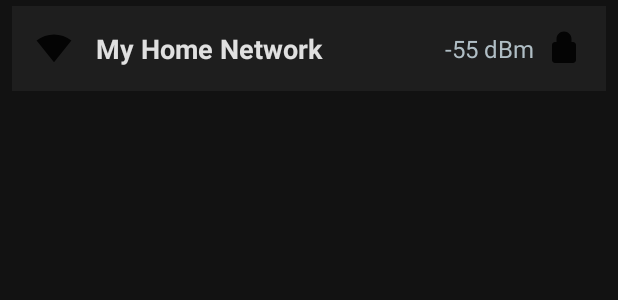
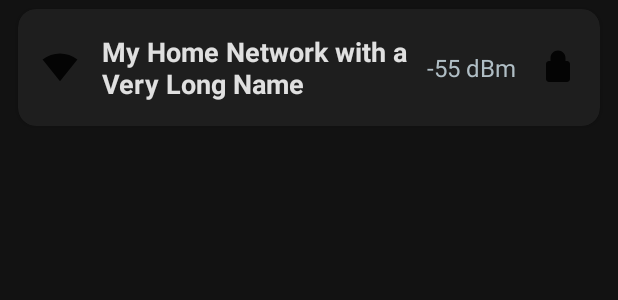
Before and after one commit to shobha-ai/Signal-Intel, an Android app: the layout list_item_wifi.xml on its own in the app's theme, with its tools: preview values and no code run, on a phone screen of 412 x 824 dp. Shown: the top 300 px of the screen. Run offline under Robolectric (Android 15) with nearby library versions, the phone set to English and light mode, and no system bars.

Commit message:
style: Implement professional dark theme with CardView UI

```diff
--- a/app/src/main/res/layout/list_item_wifi.xml
+++ b/app/src/main/res/layout/list_item_wifi.xml
@@ -1,17 +1,19 @@
 <?xml version="1.0" encoding="utf-8"?>
-<!-- This is a simplified, more compatible layout for a single list item. -->
-<FrameLayout
+<com.google.android.material.card.MaterialCardView
     xmlns:android="http://schemas.android.com/apk/res/android"
+    xmlns:app="http://schemas.android.com/apk/res-auto"
     xmlns:tools="http://schemas.android.com/tools"
     android:layout_width="match_parent"
     android:layout_height="wrap_content"
-    android:paddingHorizontal="8dp"
-    android:paddingVertical="4dp">
+    android:layout_marginHorizontal="12dp"
+    android:layout_marginVertical="6dp"
+    app:cardBackgroundColor="@color/surface_dark"
+    app:cardCornerRadius="12dp"
+    app:cardElevation="2dp">
 
     <RelativeLayout
         android:layout_width="match_parent"
         android:layout_height="wrap_content"
-        android:background="@color/surface_dark"
         android:padding="16dp">
 
         <ImageView
@@ -34,7 +36,7 @@
             android:id="@+id/signal_strength_text"
             android:layout_width="wrap_content"
             android:layout_height="wrap_content"
-            android:layout_marginEnd="8dp"
+            android:layout_marginEnd="16dp"
             android:layout_toStartOf="@id/security_icon"
             android:layout_centerVertical="true"
             android:textColor="@color/text_secondary_dark"
@@ -43,7 +45,7 @@
 
         <TextView
             android:id="@+id/network_name"
-            android:layout_width="0dp"
+            android:layout_width="match_parent"
             android:layout_height="wrap_content"
             android:layout_marginStart="16dp"
             android:layout_toEndOf="@id/wifi_icon"
@@ -52,7 +54,7 @@
             android:textColor="@color/text_primary_dark"
             android:textSize="18sp"
             android:textStyle="bold"
-            tools:text="My Home Network" />
+            tools:text="My Home Network with a Very Long Name" />
 
     </RelativeLayout>
-</FrameLayout>
+</com.google.android.material.card.MaterialCardView>
--- a/app/src/main/res/values/colors.xml
+++ b/app/src/main/res/values/colors.xml
@@ -1,23 +1,21 @@
 <?xml version="1.0" encoding="utf-8"?>
 <resources>
-    <!-- A deep, modern blue for primary surfaces like the toolbar -->
-    <color name="primary_dark">#1A237E</color>
-    <!-- A slightly lighter blue for variation -->
-    <color name="primary_variant_dark">#283593</color>
-    <!-- A vibrant teal for accents, like the tab indicator -->
+    <!-- Primary color for the app bar -->
+    <color name="primary_dark">#283593</color>
+
+    <!-- Accent color for the tab indicator and FAB -->
     <color name="accent_teal">#00BCD4</color>
 
-    <!-- The main background of the app -->
+    <!-- THE KEY TO A GOOD DARK THEME: -->
+    <!-- A very dark gray for the main app background -->
     <color name="background_dark">#121212</color>
-    <!-- The color of the cards that our list items will sit on -->
+    <!-- A slightly lighter gray for surfaces "on top" of the background, like cards -->
     <color name="surface_dark">#1E1E1E</color>
 
-    <!-- High-emphasis text, almost white for clarity -->
+    <!-- High-contrast text colors -->
     <color name="text_primary_dark">#E0E0E0</color>
-    <!-- Lower-emphasis text, a softer gray -->
     <color name="text_secondary_dark">#B0BEC5</color>
 
-    <!-- Standard colors -->
     <color name="white">#FFFFFF</color>
     <color name="black">#000000</color>
 </resources>
```
